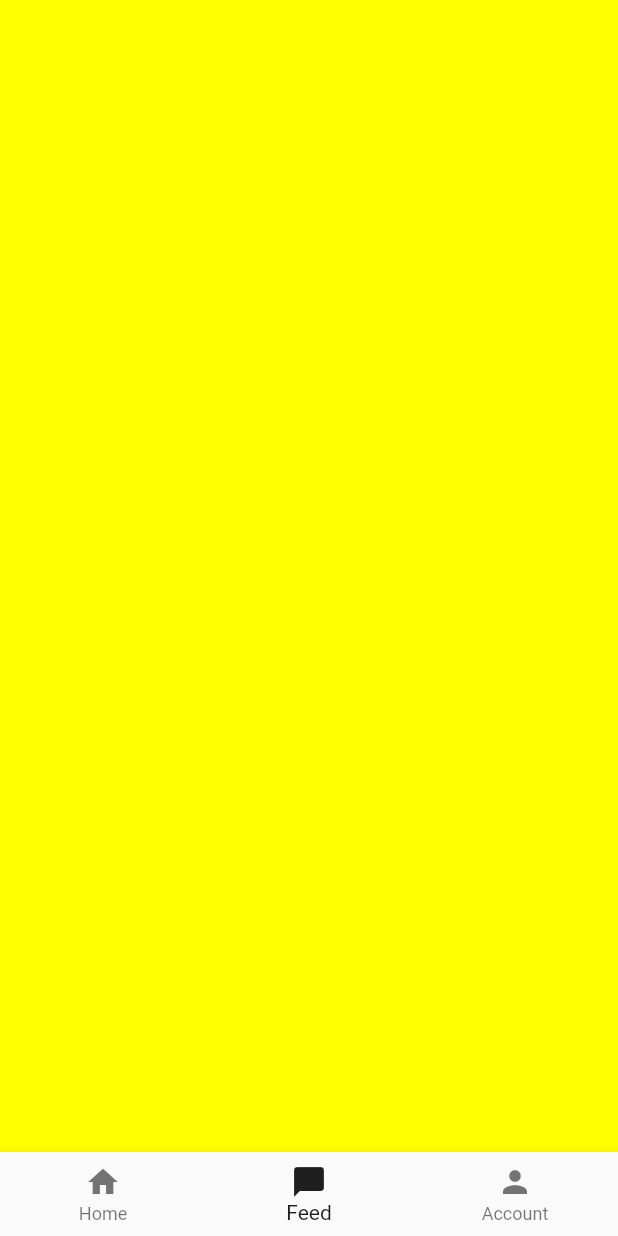
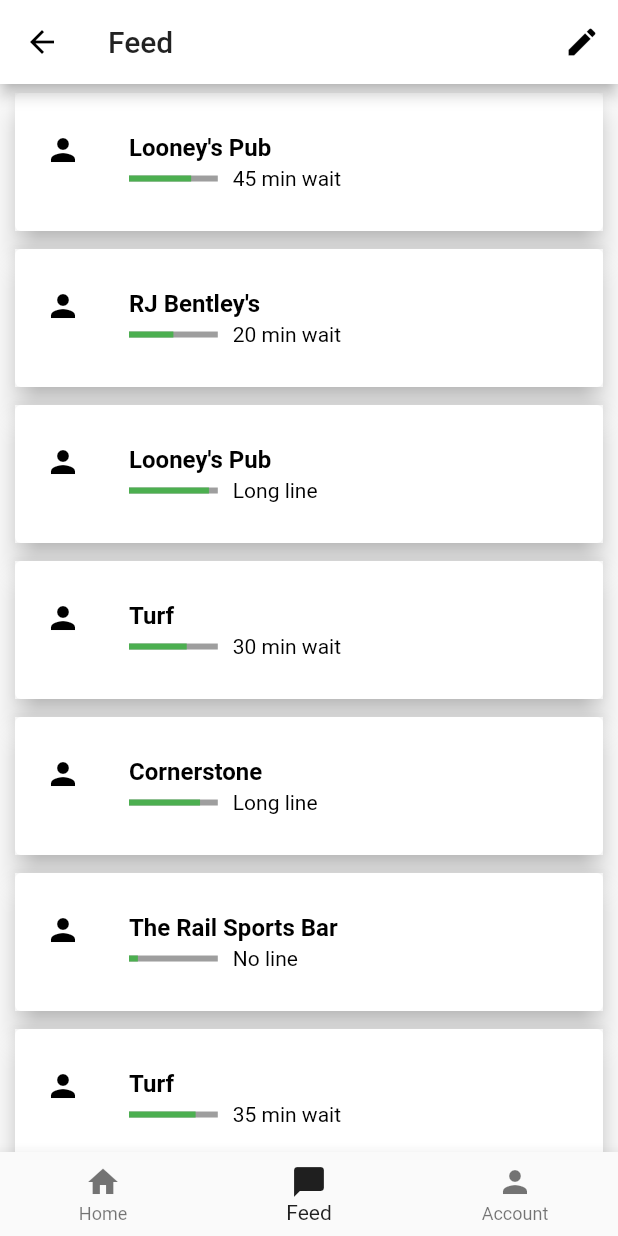
Before and after one commit to mikewill4/lyne, a Flutter app: the Home screen opened directly, item 2 of the bottom bar chosen, on a phone screen of 412 x 824 dp. Run offline on Flutter 3.47's test engine with Material 2 defaults, Android fonts, the phone set to English and light mode, and no system bars; our stand-ins replace cloud_firestore, firebase_auth, geolocator, google_maps_flutter; accounts and stored records are empty.

Commit message:
implemented feed tab with simple list view of test data

```diff
--- /dev/null
+++ b/Flutter/lyne/lib/Data/feed_item.dart
@@ -0,0 +1,8 @@
+class Data {
+  String title;
+  String desc;
+  double indicatorValue;
+
+  Data(
+      {this.title, this.desc, this.indicatorValue});
+}
--- a/Flutter/lyne/lib/Pages/Navigation/account_tab.dart
+++ b/Flutter/lyne/lib/Pages/Navigation/account_tab.dart
@@ -0,0 +1,49 @@
+import 'package:flutter/material.dart';
+import 'package:lyne/Pages/Setup/signIn.dart';
+
+class AccountTabWidget extends StatefulWidget {
+  @override
+  _AccountTabWidgetState createState() => _AccountTabWidgetState();
+}
+
+class _AccountTabWidgetState extends State<AccountTabWidget> {
+  @override
+  Widget build(BuildContext context) {
+    return Scaffold(
+      backgroundColor: Colors.white,
+      body: Column(
+        mainAxisAlignment: MainAxisAlignment.center,
+        crossAxisAlignment: CrossAxisAlignment.center,
+        children: <Widget>[
+          Expanded(child: Container(),),
+          Text('Name:'),
+          Text('Email:'),
+          Container(
+              margin: const EdgeInsets.all(5.0),
+              child: ButtonTheme(
+                  minWidth: 200.0,
+                  height: 50.0,
+                  child: RaisedButton(
+                      onPressed: navigateToSignIn,
+                      child: Text('Sign out'),
+                      textColor: Colors.white,
+                      color: const Color(0xff1f1f1f),
+                      shape: RoundedRectangleBorder(
+                          borderRadius: BorderRadius.circular(30.0)
+                      )
+                  )
+              )
+          ),
+          new Expanded(
+            child: Container(),
+          ),
+        ],
+      ),
+    );
+  }
+
+  void navigateToSignIn() {
+    Navigator.push(context, MaterialPageRoute(builder: (context) => SignInPage()));
+  }
+
+}
--- a/Flutter/lyne/lib/Pages/Navigation/feed_tab.dart
+++ b/Flutter/lyne/lib/Pages/Navigation/feed_tab.dart
@@ -0,0 +1,152 @@
+import 'package:flutter/material.dart';
+import 'package:lyne/Data/feed_item.dart';
+
+class FeedTabWidget extends StatefulWidget {
+  @override
+  _FeedTabWidgetState createState() => _FeedTabWidgetState();
+}
+
+class _FeedTabWidgetState extends State<FeedTabWidget> {
+
+  // Sample data
+  List sampleData;
+  List getSampleData() {
+    return [
+      Data(
+        title: 'Looney\'s Pub',
+        desc: '45 min wait',
+        indicatorValue: 0.7,
+      ),
+      Data(
+        title: 'RJ Bentley\'s',
+        desc: '20 min wait',
+        indicatorValue: 0.5,
+      ),
+      Data(
+        title: 'Looney\'s Pub',
+        desc: 'Long line',
+        indicatorValue: 0.9,
+      ),
+      Data(
+        title: 'Turf',
+        desc: '30 min wait',
+        indicatorValue: 0.65,
+      ),
+      Data(
+        title: 'Cornerstone',
+        desc: 'Long line',
+        indicatorValue: 0.8,
+      ),
+      Data(
+        title: 'The Rail Sports Bar',
+        desc: 'No line',
+        indicatorValue: 0.1,
+      ),
+      Data(
+        title: 'Turf',
+        desc: '35 min wait',
+        indicatorValue: 0.75,
+      ),
+      Data(
+        title: 'The Rail Sports Bar',
+        desc: '5 min wait',
+        indicatorValue: 0.15,
+      ),
+      Data(
+        title: 'Turf',
+        desc: 'Long line',
+        indicatorValue: 0.85,
+      ),
+      Data(
+        title: 'Cornerstone',
+        desc: '30 min wait for upstairs',
+        indicatorValue: 0.6,
+      ),
+    ];
+  }
+
+  @override
+  void initState() {
+    sampleData = getSampleData();
+    super.initState();
+  }
+
+  @override
+  Widget build(BuildContext context) {
+
+    // App bar
+    final topAppBar = AppBar(
+      title: Text('Feed'),
+      actions: <Widget>[
+        IconButton(
+          icon: Icon(Icons.create),
+          onPressed: () {},
+        )
+      ],
+    );
+
+    // List tile
+    ListTile makeListTile(Data data) => ListTile(
+      contentPadding: EdgeInsets.symmetric(horizontal: 20.0, vertical: 10.0),
+      leading: Container(
+        padding: EdgeInsets.only(right: 12.0),
+        decoration: new BoxDecoration(
+            border: new Border(
+                right: new BorderSide(width: 1.0, color: Colors.white24))),
+        child: Icon(Icons.person, color: Colors.black),
+      ),
+      title: Text(
+        data.title,
+        style: TextStyle(color: Colors.black, fontWeight: FontWeight.bold),
+      ),
+
+      subtitle: Row(
+        children: <Widget>[
+          Expanded(
+              flex: 1,
+              child: Container(
+                child: LinearProgressIndicator(
+                    backgroundColor: Colors.grey,
+                    value: data.indicatorValue,
+                    valueColor: AlwaysStoppedAnimation(Colors.green)),
+              )
+          ),
+          Expanded(
+              flex: 4,
+              child: Padding(
+                padding: EdgeInsets.only(left: 10.0),
+                child: Text(data.desc, style: TextStyle(color: Colors.black)),
+              )
+          )
+        ],
+      ),
+    );
+
+    // Item
+    Card makeItem(Data data) => Card(
+      elevation: 8.0,
+      margin: new EdgeInsets.symmetric(horizontal: 10.0, vertical: 6.0),
+      child: Container(
+        decoration: BoxDecoration(color: Colors.white70),
+        child: makeListTile(data),
+      ),
+    );
+
+    // Body
+    final makeBody = Container(
+      child: ListView.builder(
+        scrollDirection: Axis.vertical,
+        shrinkWrap: true,
+        itemCount: 10,
+        itemBuilder: (BuildContext context, int index) {
+          return makeItem(sampleData[index]);
+        },
+      ),
+    );
+
+    return Scaffold(
+      appBar: topAppBar,
+      body: makeBody,
+    );
+  }
+}
--- a/Flutter/lyne/lib/Pages/Navigation/maps_tab.dart
+++ b/Flutter/lyne/lib/Pages/Navigation/maps_tab.dart
@@ -37,6 +37,7 @@ class _MapsTabWidgetState extends State<MapsTabWidget> {
         ),
         markers: Set<Marker>.of(_markers),
       ),
+      resizeToAvoidBottomPadding: false,
     );
   }
 
--- a/Flutter/lyne/lib/Pages/Navigation/tab.dart
+++ /dev/null
@@ -1,14 +0,0 @@
-import 'package:flutter/material.dart';
-
-class TabWidget extends StatelessWidget {
-  final Color color;
-
-  TabWidget(this.color);
-
-  @override
-  Widget build(BuildContext context) {
-    return Container(
-      color: color,
-    );
-  }
-}
--- a/Flutter/lyne/lib/Pages/home.dart
+++ b/Flutter/lyne/lib/Pages/home.dart
@@ -1,8 +1,9 @@
 import 'package:firebase_auth/firebase_auth.dart';
 import 'package:flutter/material.dart';
 import 'package:cloud_firestore/cloud_firestore.dart';
-import 'package:lyne/Pages/Navigation/tab.dart';
 import 'package:lyne/Pages/Navigation/maps_tab.dart';
+import 'package:lyne/Pages/Navigation/feed_tab.dart';
+import 'package:lyne/Pages/Navigation/account_tab.dart';
 
 class Home extends StatefulWidget {
   final FirebaseUser user;
@@ -19,8 +20,8 @@ class _HomeState extends State<Home> {
   int _currentIndex = 0;
   final List<Widget> _children = [
     MapsTabWidget(),
-    TabWidget(Colors.yellowAccent),
-    TabWidget(Colors.black)
+    FeedTabWidget(),
+    AccountTabWidget()
   ];
 
   @override
```
